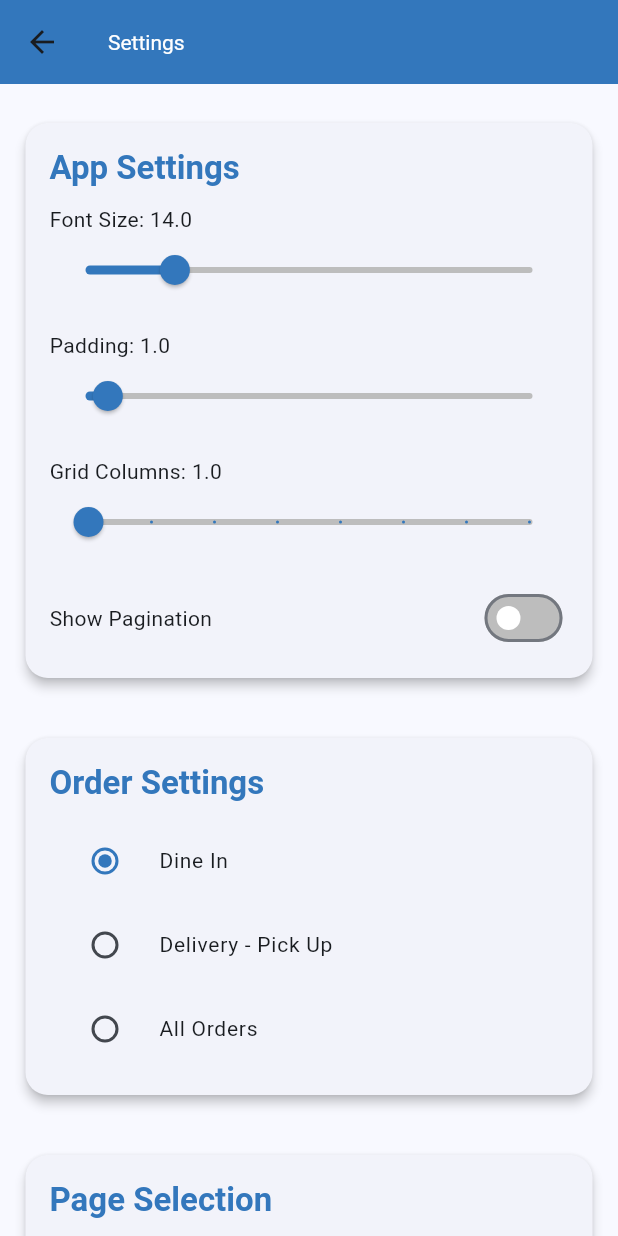
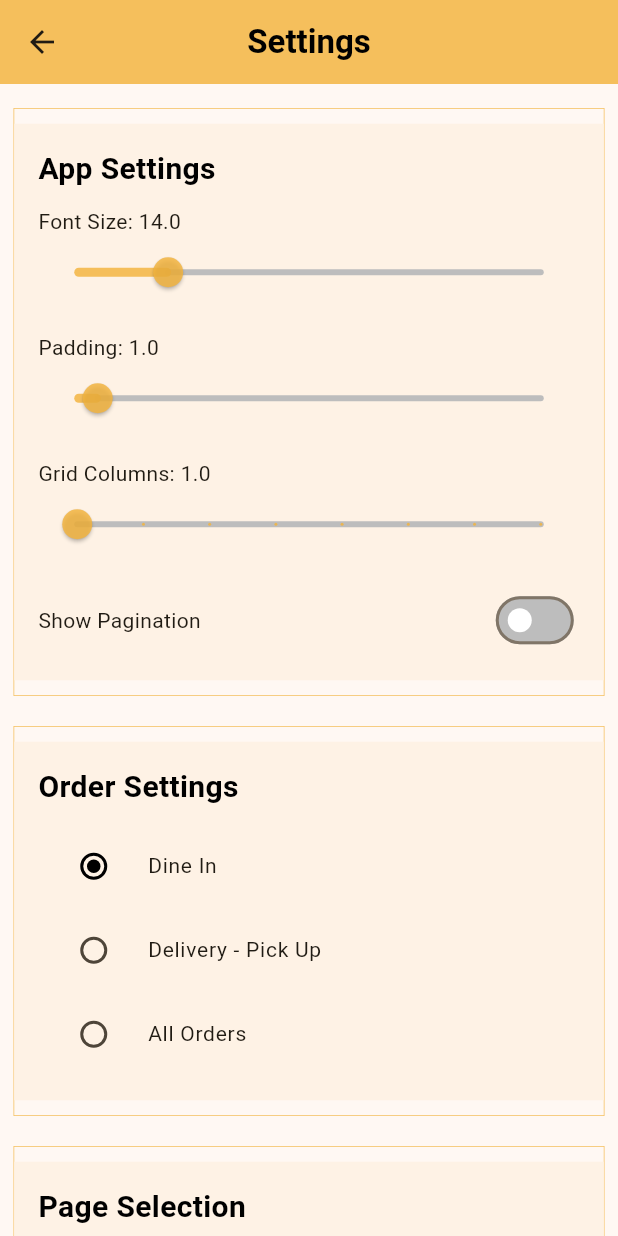
Before and after one commit to priyalpatel2709/flutter-projects, a Flutter app: the screen it shows after launch, after a tap on the "settings" icon, on a phone screen of 412 x 824 dp. Run offline on Flutter 3.47's test engine with Material 3 defaults, Android fonts, the phone set to English and light mode, and no system bars; our stand-ins replace cached_network_image, connectivity_plus, dio, file_picker, firebase_core, firebase_messaging and 15 more; missing offline and left inert: excel, flutter_file_downloader; accounts and stored records are empty; network calls fail.

Commit message:
Time Formate and UI changes.

```diff
--- a/kds/lib/constant/constants.dart
+++ b/kds/lib/constant/constants.dart
@@ -22,7 +22,7 @@ class KdsConst {
   static const String allFilter = 'All';
 
   //colors
-  static const Color mainColor = Color.fromARGB(255, 51, 119, 188);
+  static const Color mainColor = Color.fromARGB(255, 57, 169, 219);
   static const Color onMainColor = Color.fromARGB(255, 255, 255, 255);
   static const Color black = Color.fromARGB(255, 0, 0, 0);
   static const Color tryColor = Color(0xfff3b33e);
@@ -39,13 +39,21 @@ class KdsConst {
   static const String fixedGrid = 'Fixed Grid';
 
   //new Colors
-  static const Color grey = Color.fromARGB(255, 96, 102, 118);
+  static const Color grey = Color.fromARGB(255, 148, 181, 199);
   static const Color orange = Color.fromARGB(255, 255, 131, 67);
   static const Color lightGreen = Color.fromARGB(255, 190, 198, 160);
-  static const Color green = Color.fromARGB(255, 133, 230, 197);
+  static const Color green = Color.fromARGB(255, 127, 165, 153);
   static const Color red = Color.fromARGB(255, 239, 90, 111);
   static const Color yellow = Color.fromARGB(255, 255, 166, 47);
-  static const Color blue = Color.fromARGB(255, 90, 178, 255);
+  static const Color blue = Color.fromARGB(255, 57, 169, 219);
   static const Color newColor = Color.fromARGB(255, 189, 90, 255);
+  static const Color darkGreen = Color.fromARGB(255, 133, 230, 197);
+  static const Color newGreen = Color.fromARGB(255, 79, 175, 80);
   // static const Color red = Color.fromARGB(1, 239, 90, 111);
+
+  static const Color yellow_newDesign = Color.fromARGB(213, 243, 180, 62);
+
+  static const Color dineInColor = Color.fromARGB(255, 182, 207, 182);
+  static const Color pickUpColor = Color.fromARGB(255, 255, 175, 165);
+  static const Color deliveryColor = Color.fromARGB(255, 212, 240, 240);
 }
--- a/kds/lib/main.dart
+++ b/kds/lib/main.dart
@@ -34,7 +34,8 @@ class MyApp extends StatelessWidget {
         debugShowCheckedModeBanner: false,
         title: 'KDS App',
         theme: ThemeData(
-          colorScheme: ColorScheme.fromSeed(seedColor: KdsConst.mainColor),
+          colorScheme:
+              ColorScheme.fromSeed(seedColor: KdsConst.yellow_newDesign),
           useMaterial3: true,
         ),
         home: const MainScreen(), // Entry point to main screen
--- a/kds/lib/providers/items_details_provider.dart
+++ b/kds/lib/providers/items_details_provider.dart
@@ -1,6 +1,7 @@
 import 'dart:async';
 import 'dart:convert';
 import 'dart:developer';
+import 'dart:io';
 import 'package:flutter/foundation.dart';
 import 'package:http/http.dart' as http;
 
@@ -26,6 +27,7 @@ class KDSItemsProvider with ChangeNotifier {
   List<StationsDetails> _stations = [];
   String _itemsError = '';
   String _stationsError = '';
+  String _updateItemError = '';
   Timer? _timer;
   int _selectedStation = 0;
   String _stationFilter = KdsConst.defaultFilter;
@@ -33,9 +35,6 @@ class KDSItemsProvider with ChangeNotifier {
 
   List<ItemsDetails> _filteredItems = [];
 
-  // Define an enum for filter types
-
-  // Use a map to store filter values
   final Map<FilterType, dynamic> _filters = {};
 
   // Getters
@@ -46,21 +45,22 @@ class KDSItemsProvider with ChangeNotifier {
   String get stationsError => _stationsError;
   String get stationFilter => _stationFilter;
   String get expoFilter => _expoFilter;
+  String get updateItemError => _updateItemError;
   List<ItemsDetails> get filteredItems => _filteredItems;
 
   // Fetch ItemsDetails data
   Future<void> fetchKDSItems({required int storeId}) async {
     final url = Uri.parse('${KdsConst.apiUrl}${KdsConst.getKDSItems}/$storeId');
     if (kDebugMode) {
-      print('items calling');
+      print('Fetching KDS Items...');
     }
     try {
-      final response = await http.get(url);
+      final response = await http.get(url).timeout(const Duration(seconds: 10));
 
       if (response.statusCode == 200) {
         List<dynamic> data = json.decode(response.body);
 
-        // Step 3: Group the items by orderId
+        // Group items by orderId
         Map<String, List<Map<String, dynamic>>> grouped = {};
         for (var item in data) {
           String orderId = item['orderId'];
@@ -70,7 +70,7 @@ class KDSItemsProvider with ChangeNotifier {
           grouped[orderId]!.add(item);
         }
 
-        // Step 4: Convert the grouped data to the new format
+        // Convert the grouped data to GroupedOrder
         List<GroupedOrder> groupedOrders = grouped.entries.map((entry) {
           var orderItems = entry.value;
 
@@ -79,12 +79,11 @@ class KDSItemsProvider with ChangeNotifier {
             return OrderItemV2.fromJson(item);
           }).toList();
 
-          // Check if all items have specific statuses
+          // Check statuses
           bool allInProgress = items.every((item) => item.isInprogress);
           bool allDone = items.every((item) => item.isDone);
           bool allCancel = items.every((item) => item.isCancel);
 
-          // Create the GroupedOrder
           var firstOrder = orderItems.first;
           return GroupedOrder(
             id: firstOrder['id'],
@@ -104,8 +103,6 @@ class KDSItemsProvider with ChangeNotifier {
             isAllCancel: allCancel,
             isAnyInProgress: items.any((item) => item.isInprogress),
             isAnyDone: items.any((item) => item.isDone),
-            // isAnyComplete: items.any((item) => item.isComplete),
-            // isAllComplete: items.every((item) => item.isComplete),
             isNewOrder: items.every((item) => item.isInprogress == false &&
                     item.isDone == false &&
                     firstOrder['ordertype'] == KdsConst.dineIn
@@ -120,18 +117,28 @@ class KDSItemsProvider with ChangeNotifier {
             isDineIn: firstOrder['ordertype'] == KdsConst.dineIn,
           );
         }).toList();
-        // log('Full Grouped Orders: ${jsonEncode(groupedOrders)}');
+
         _groupedItems = groupedOrders;
         _itemsError = '';
 
         // Reapply filters after fetching
         _applyFilters();
       } else {
-        _itemsError = 'Failed to load items data: ${response.statusCode}';
+        _itemsError = 'Failed to load items: ${response.statusCode}';
       }
+    } on SocketException {
+      _itemsError = 'No internet connection. Please check your connection.';
+    } on TimeoutException {
+      _itemsError = 'The request timed out. Please try again later.';
+    } on FormatException {
+      _itemsError = 'Received data is in an invalid format.';
+    } on HttpException {
+      _itemsError = 'HTTP error occurred. Please try again later.';
+    } on IOException {
+      _itemsError = 'An I/O error occurred. Please try again.';
     } catch (e) {
       log('Error fetching items: $e');
-      _itemsError = 'Error fetching items: $e';
+      _itemsError = 'An unexpected error occurred. Please try again later.';
     }
 
     notifyListeners();
@@ -142,10 +149,10 @@ class KDSItemsProvider with ChangeNotifier {
     final url =
         Uri.parse('${KdsConst.apiUrl}${KdsConst.getKDSStations}/$storeId');
     if (kDebugMode) {
-      print('KDS Stations');
+      print('Fetching KDS Stations...');
     }
     try {
-      final response = await http.get(url);
+      final response = await http.get(url).timeout(const Duration(seconds: 10));
 
       if (response.statusCode == 200) {
         List<dynamic> data = json.decode(response.body);
@@ -155,8 +162,19 @@ class KDSItemsProvider with ChangeNotifier {
       } else {
         _stationsError = 'Failed to load stations data: ${response.statusCode}';
       }
+    } on SocketException {
+      _stationsError = 'No internet connection. Please check your connection.';
+    } on TimeoutException {
+      _stationsError = 'The request timed out. Please try again later.';
+    } on FormatException {
+      _stationsError = 'Received data is in an invalid format.';
+    } on HttpException {
+      _stationsError = 'HTTP error occurred. Please try again later.';
+    } on IOException {
+      _stationsError = 'An I/O error occurred. Please try again.';
     } catch (e) {
-      _stationsError = 'Error fetching stations: $e';
+      log('Error fetching stations: $e');
+      _stationsError = 'An unexpected error occurred. Please try again later.';
     }
 
     notifyListeners();
@@ -175,39 +193,50 @@ class KDSItemsProvider with ChangeNotifier {
   }) async {
     final url = Uri.parse('${KdsConst.apiUrl}${KdsConst.updateKDSItemStatus}');
 
-    // Create the request body
     final requestBody = {
       'storeId': storeId,
       'orderId': orderId,
       'itemId': itemId,
-      // 'isQueue': isQueue,
       'isInprogress': isInProgress,
       'isDone': isDone,
-      // 'isCancelled': false,
       'isDelivered': isDelivered,
       'isReadyToPickup': isReadyToPickup
     };
 
     try {
-      final response = await http.post(
-        url,
-        headers: {'Content-Type': 'application/json'},
-        body: jsonEncode(requestBody),
-      );
-      log(' jsonEncode(requestBody)---${jsonEncode(requestBody)}');
+      final response = await http
+          .post(
+            url,
+            headers: {'Content-Type': 'application/json'},
+            body: jsonEncode(requestBody),
+          )
+          .timeout(const Duration(seconds: 10));
+
       if (response.statusCode == 200) {
         log('Update successful: ${response.body}');
-        _itemsError = ''; // Clear any previous errors
-        // Apply filters after updating
+        _updateItemError = 'Dene'; // Clear any previous errors
         startFetching(timerInterval: 10, storeId: storeId);
         _applyFilters();
       } else {
         log('Update failed: ${response.body}');
-        // _itemsError =
-        //     'Failed to post data. Status code: ${response.statusCode}';
+        _updateItemError =
+            'Failed to update item status: ${response.statusCode}';
       }
+    } on SocketException {
+      _updateItemError =
+          'No internet connection. Please check your connection.';
+    } on TimeoutException {
+      _updateItemError = 'The request timed out. Please try again later.';
+    } on FormatException {
+      _updateItemError = 'Received data is in an invalid format.';
+    } on HttpException {
+      _updateItemError = 'HTTP error occurred. Please try again later.';
+    } on IOException {
+      _updateItemError = 'An I/O error occurred. Please try again.';
     } catch (e) {
-      _itemsError = 'Error: $e';
+      log('Error updating items: $e');
+      _updateItemError =
+          'An unexpected error occurred. Please try again later.';
     }
 
     notifyListeners();
@@ -258,8 +287,9 @@ class KDSItemsProvider with ChangeNotifier {
     if (isInProgress != null) _filters[FilterType.isInProgress] = isInProgress;
     if (isDone != null) _filters[FilterType.isDone] = isDone;
     if (isCancel != null) _filters[FilterType.isCancel] = isCancel;
-    if (orderType != null)
+    if (orderType != null) {
       _filters[FilterType.orderType] = orderType.toLowerCase();
+    }
     if (createdOn != null) _filters[FilterType.createdOn] = createdOn;
     if (kdsId != null) _filters[FilterType.kdsId] = kdsId;
 
@@ -316,4 +346,9 @@ class KDSItemsProvider with ChangeNotifier {
     _expoFilter = value;
     notifyListeners();
   }
+
+  void emptyUpdateItemError() {
+    _updateItemError = '';
+    notifyListeners();
+  }
 }
--- a/kds/lib/views/pages/expo_screen.dart
+++ b/kds/lib/views/pages/expo_screen.dart
@@ -129,7 +129,9 @@ class _ExpoViewState extends State<_ExpoViewContent> {
   Widget build(BuildContext context) {
     return Scaffold(
       appBar: AppBarWidget(
-        title: 'Expo View: $_activeFilter (${_getFilteredOrders().length})',
+        filterName: _activeFilter,
+        screenName: 'Expo View',
+        orderLength: _getFilteredOrders().length,
         onFilterSelected: (String value) {
           _setFilter(value);
           widget.kdsProvider.changeExpoFilter(value);
--- a/kds/lib/views/pages/multiorder_screen.dart
+++ b/kds/lib/views/pages/multiorder_screen.dart
@@ -57,7 +57,9 @@ class _MultiStationViewContentState extends State<_MultiStationViewContent> {
   Widget build(BuildContext context) {
     return Scaffold(
       appBar: AppBarWidget(
-        title: 'Multi Station: $_activeFilter (${_getFilteredOrders().length})',
+        filterName: _activeFilter,
+        screenName: 'Chef Multi Station',
+        orderLength: _getFilteredOrders().length,
         onFilterSelected: (String value) {
           _setFilter(value);
           widget.kdsProvider.changeExpoFilter(value);
--- a/kds/lib/views/pages/settings_screen.dart
+++ b/kds/lib/views/pages/settings_screen.dart
@@ -16,19 +16,21 @@ class SettingsScreen extends StatelessWidget {
       builder: (context, appSettings, _) {
         return Scaffold(
           appBar: AppBar(
-            title: Text(
+            centerTitle: true,
+            title: const Text(
               'Settings',
               style: TextStyle(
-                fontSize: appSettings.fontSize,
-                color: KdsConst.onMainColor,
+                fontSize: 22,
+                color: KdsConst.black,
+                fontWeight: FontWeight.bold,
               ),
             ),
-            backgroundColor: KdsConst.mainColor,
+            backgroundColor: KdsConst.yellow_newDesign,
           ),
           body: SingleChildScrollView(
             child: Padding(
               padding:
-                  EdgeInsets.symmetric(horizontal: 16 + appSettings.padding),
+                  EdgeInsets.symmetric(horizontal: 8 + appSettings.padding),
               child: Column(
                 crossAxisAlignment: CrossAxisAlignment.start,
                 children: [
@@ -135,11 +137,15 @@ class SettingsScreen extends StatelessWidget {
 
   // Helper method for wrapping sections in a Card-like container
   Widget _buildSectionCard(BuildContext context, String title, Widget content) {
-    return Card(
+    return Container(
+      decoration: BoxDecoration(
+        border: Border.all(color: KdsConst.yellow_newDesign, width: .5),
+      ),
+      child: Card(
         shape: RoundedRectangleBorder(
-        borderRadius: BorderRadius.circular(15.0),
+          borderRadius: BorderRadius.circular(0.0),
         ),
-      elevation: 3.0,
+        elevation: 0.0,
         margin: const EdgeInsets.symmetric(vertical: 10),
         child: Padding(
           padding: const EdgeInsets.all(16.0),
@@ -148,14 +154,16 @@ class SettingsScreen extends StatelessWidget {
             children: [
               Text(
                 title,
-              style: Theme.of(context).textTheme.headline6!.copyWith(
+                style: const TextStyle(
                   fontWeight: FontWeight.bold,
-                    color: KdsConst.mainColor,
+                  color: KdsConst.black,
+                  fontSize: 20,
                 ),
               ),
               const SizedBox(height: 10),
               content,
             ],
+          ),
         ),
       ),
     );
@@ -184,7 +192,7 @@ class SettingsScreen extends StatelessWidget {
           max: max,
           divisions: divisions,
           onChanged: onChanged,
-          activeColor: KdsConst.mainColor,
+          activeColor: KdsConst.yellow_newDesign,
           inactiveColor: Colors.grey.shade400,
         ),
         const SizedBox(height: 16),
@@ -204,6 +212,7 @@ class SettingsScreen extends StatelessWidget {
               value: view,
               groupValue: appSettings.selectedView,
               onChanged: (value) => appSettings.changeView(value!),
+              activeColor: KdsConst.black,
               dense: true,
             )),
         const SizedBox(height: 16),
@@ -228,7 +237,7 @@ class SettingsScreen extends StatelessWidget {
             groupValue: appSettings.selectedOrderType,
             onChanged: (value) => appSettings.changeSelectedOrderType(value!),
             dense: true,
-            activeColor: KdsConst.mainColor,
+            activeColor: KdsConst.black,
             contentPadding: EdgeInsets.symmetric(
               horizontal: 16.0 + appSettings.padding,
               vertical: 4.0,
@@ -244,7 +253,7 @@ class SettingsScreen extends StatelessWidget {
             groupValue: appSettings.selectedIndexPage,
             onChanged: (value) => appSettings.changeSelectedIndexPage(value!),
             dense: true,
-            activeColor: KdsConst.mainColor,
+            activeColor: KdsConst.black,
             contentPadding: EdgeInsets.symmetric(
               horizontal: 16.0 + appSettings.padding,
               vertical: 4.0,
@@ -270,7 +279,7 @@ class SettingsScreen extends StatelessWidget {
           value: appSettings.showPagination,
           onChanged: appSettings.changeShowPagination,
           activeColor: KdsConst.black,
-          activeTrackColor: KdsConst.mainColor,
+          activeTrackColor: KdsConst.yellow_newDesign,
           inactiveThumbColor: KdsConst.onMainColor,
           inactiveTrackColor: Colors.grey.shade400,
         ),
--- a/kds/lib/views/widgets/appBar_widget.dart
+++ b/kds/lib/views/widgets/appBar_widget.dart
@@ -1,115 +1,124 @@
 import 'package:flutter/material.dart';
-
 import '../../constant/constants.dart';
 import '../../providers/appsettings_provider.dart';
 import '../pages/settings_screen.dart';
 
 class AppBarWidget extends StatelessWidget implements PreferredSizeWidget {
-  final String title;
+  final String screenName;
+  final String filterName;
+  final int orderLength;
   final Function(String) onFilterSelected;
   final AppSettingStateProvider appSettingStateProvider;
   final List<PopupMenuEntry<String>> buildFilterMenu;
 
   const AppBarWidget({
     Key? key,
-    required this.title,
+    required this.screenName,
+    required this.filterName,
     required this.onFilterSelected,
     required this.buildFilterMenu,
     required this.appSettingStateProvider,
+    required this.orderLength,
   }) : super(key: key);
-
-  void showSettingsDialog(BuildContext context) {
-    showDialog(
-      context: context,
-      builder: (BuildContext context) {
-        return AlertDialog(
-          title: Text(
-            'Settings',
-            style: TextStyle(
-              fontSize: appSettingStateProvider.fontSize,
-              fontWeight: FontWeight.bold,
-            ),
-          ),
-          content: const SingleChildScrollView(
-            child: SettingsScreen(),
-          ),
-          actions: [
-            TextButton(
-              child: Text(
-                'Close',
-                style: TextStyle(fontSize: appSettingStateProvider.fontSize),
-              ),
-              onPressed: () {
-                Navigator.of(context).pop();
-              },
-            ),
-          ],
-        );
-      },
-    );
-  }
-
-  void showSettingsModal(BuildContext context) {
-    showModalBottomSheet(
-      context: context,
-      isScrollControlled: true,
-      builder: (BuildContext context) {
-        return Padding(
-          padding: EdgeInsets.only(
-            bottom: MediaQuery.of(context).viewInsets.bottom,
-          ),
-          child: SettingsScreen(),
-        );
-      },
-    );
-  }
 
   void navigateToSettingPage(BuildContext context) {
     Navigator.of(context)
-        .push(MaterialPageRoute(builder: (context) => SettingsScreen()));
+        .push(MaterialPageRoute(builder: (context) => const SettingsScreen()));
   }
 
   @override
   Widget build(BuildContext context) {
     return AppBar(
-      backgroundColor: KdsConst.mainColor,
-      title: Text(
-        '[Order Type: ${appSettingStateProvider.selectedOrderType} ] $title',
+      backgroundColor: KdsConst.yellow_newDesign,
+      elevation: 0,
+      toolbarHeight: 100,
+      leadingWidth: 0,
+      title: Row(
+        mainAxisAlignment: MainAxisAlignment.spaceBetween,
+        children: [
+          Expanded(
+            flex: 1,
+            child: Column(
+              crossAxisAlignment: CrossAxisAlignment.start,
+              mainAxisAlignment: MainAxisAlignment.center,
+              children: [
+                Text(
+                  appSettingStateProvider.selectedOrderType,
                   style: TextStyle(
-          color: KdsConst.onMainColor,
+                    color: KdsConst.black,
                     fontWeight: FontWeight.bold,
                     fontSize: appSettingStateProvider.fontSize,
                   ),
                 ),
-      leading: Padding(
-        padding: const EdgeInsets.all(8.0),
+                const SizedBox(height: 4),
+                Text(
+                  screenName,
+                  style: TextStyle(
+                    color: KdsConst.black,
+                    fontWeight: FontWeight.w600,
+                    fontSize: appSettingStateProvider.fontSize - 2,
+                  ),
+                ),
+                const SizedBox(height: 4),
+                Row(
+                  children: [
+                    Text(
+                      '$filterName - ',
+                      style: TextStyle(
+                        color: KdsConst.black,
+                        fontWeight: FontWeight.w500,
+                        fontSize: appSettingStateProvider.fontSize - 2,
+                      ),
+                    ),
+                    Text(
+                      orderLength.toString(),
+                      style: TextStyle(
+                        color: KdsConst.black,
+                        fontWeight: FontWeight.bold,
+                        fontSize: appSettingStateProvider.fontSize - 4,
+                      ),
+                    ),
+                  ],
+                )
+              ],
+            ),
+          ),
+          Expanded(
+            flex: 2,
+            child: Center(
               child: Image.asset(
                 'assets/images/honest-logo.png',
+                height: 50,
                 fit: BoxFit.contain,
               ),
             ),
-      // leadingWidth: 80,
-      centerTitle: true,
-      actions: [
+          ),
+          Expanded(
+            flex: 1,
+            child: Row(
+              mainAxisAlignment: MainAxisAlignment.end,
+              children: [
                 IconButton(
-          icon: const Icon(
-            Icons.settings,
-            color: KdsConst.onMainColor,
-          ),
+                  icon: const Icon(Icons.settings, color: KdsConst.black),
                   onPressed: () => navigateToSettingPage(context),
+                  tooltip: 'Settings',
                 ),
                 PopupMenuButton<String>(
                   color: KdsConst.onMainColor,
-          iconColor: KdsConst.onMainColor,
-          icon: const Icon(Icons.filter_list_alt),
+                  icon:
+                      const Icon(Icons.filter_list_alt, color: KdsConst.black),
                   tooltip: 'Filter',
                   onSelected: onFilterSelected,
                   itemBuilder: (context) => buildFilterMenu,
                 ),
               ],
+            ),
+          ),
+        ],
+      ),
     );
   }
 
   @override
-  Size get preferredSize => const Size.fromHeight(kToolbarHeight);
+  Size get preferredSize => const Size.fromHeight(100);
 }
```
Also changed, not shown: kds/lib/providers/order_item_state_provider.dart (+19 -0 lines), kds/lib/views/pages/station_screen.dart (+7 -3 lines), kds/lib/views/widgets/itemcart.dart (+79 -36 lines), kds/assets/images/original_logo.png (added). Lines whose indentation alone changed are shown as unchanged.
